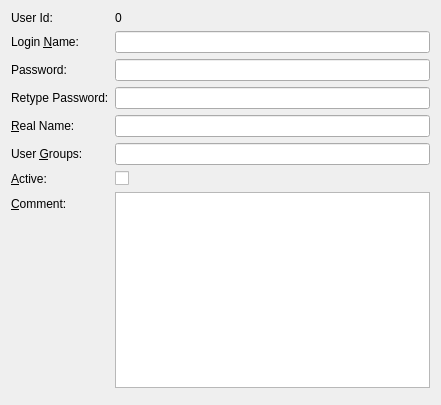
Before: the Qt Designer form client/dlguseredit.ui in tbikfalvi/Belenus, drawn with Qt 5.
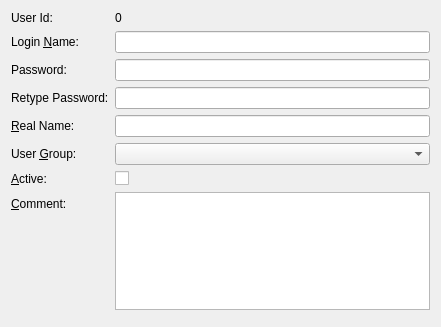
After: the same form once the commit is applied.

Commit message: A User tablaban a 'groups' mezo megvaltozott 'accgroups'-ra Most mar nem vesszovel elvalasztott csoportneveket, hanem egyetlen szamot tartalmaz, ami azt a csoportot azonositja, amiben a user benne van. A dlgUserEdit is megvaltozott, a user csoportja mostantol egy combobox-bol valaszthato ki, es mindenki max a sajat rangjanak megfelelo csoportot adhat ki, magasabbat nem.

Diff of the .ui file:
```diff
--- a/client/dlguseredit.ui
+++ b/client/dlguseredit.ui
@@ -7,7 +7,7 @@
     <x>0</x>
     <y>0</y>
     <width>441</width>
-    <height>405</height>
+    <height>327</height>
    </rect>
   </property>
   <property name="windowTitle">
@@ -88,17 +88,17 @@
       <widget class="QLineEdit" name="ledRealName"/>
      </item>
      <item row="5" column="0">
-      <widget class="QLabel" name="lblGroups">
+      <widget class="QLabel" name="lblGroup">
        <property name="text">
-        <string>User &amp;Groups:</string>
+        <string>User &amp;Group:</string>
        </property>
        <property name="buddy">
-        <cstring>ledGroups</cstring>
+        <cstring>cmbGroup</cstring>
        </property>
       </widget>
      </item>
      <item row="5" column="1">
-      <widget class="QLineEdit" name="ledGroups"/>
+      <widget class="QComboBox" name="cmbGroup"/>
      </item>
      <item row="6" column="0">
       <widget class="QLabel" name="lblActive">
```
Left out of the diff: 1 changed line with no effect on the pictures. The commit also changes 27 other files.
